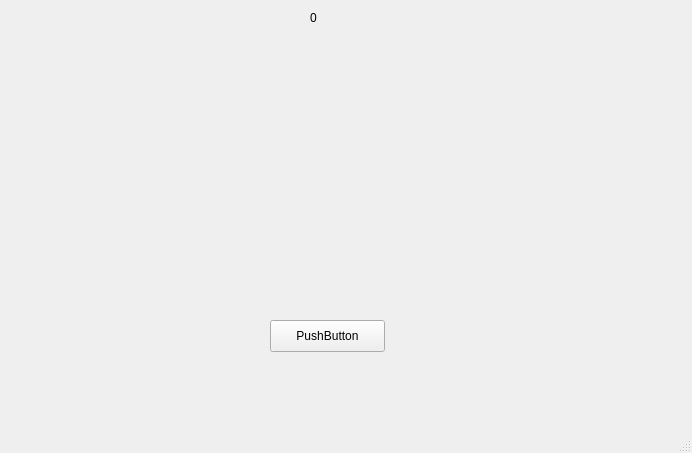
The window that CrapsMainWindow.ui (Nicholas-LeBoeuf/crapsnqt-Nicholas-LeBoeuf) describes before a commit, drawn with Qt 5.
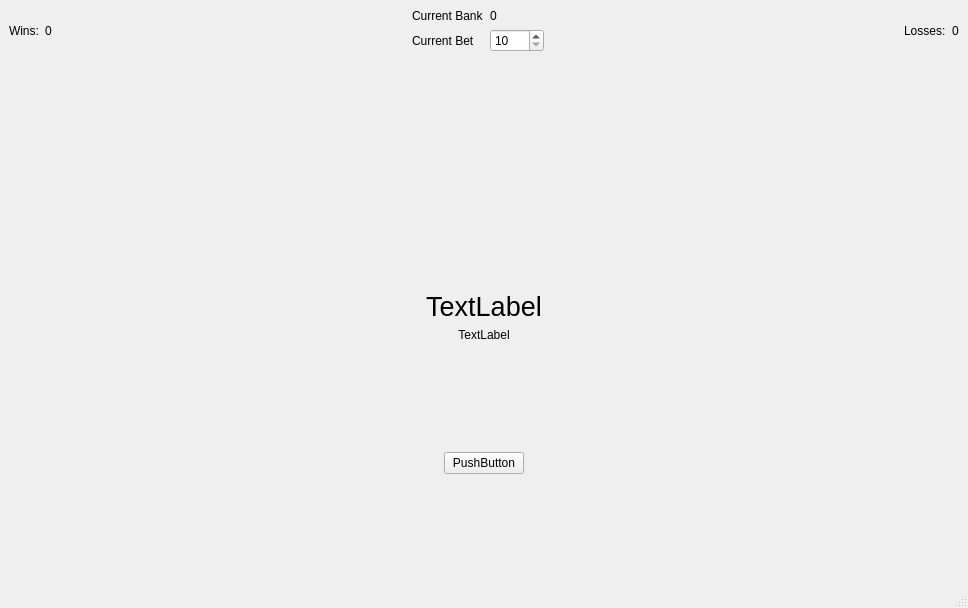
The same window after the commit. Icons and pictures are not drawn.

Commit message: Added the widgets to the GUI. (Code not into GUI yet, just widgets).

What changed in the file:
```diff
--- a/CrapsMainWindow.ui
+++ b/CrapsMainWindow.ui
@@ -6,72 +6,331 @@
    <rect>
     <x>0</x>
     <y>0</y>
-    <width>692</width>
-    <height>453</height>
+    <width>968</width>
+    <height>608</height>
    </rect>
   </property>
   <property name="windowTitle">
    <string>MainWindow</string>
   </property>
   <widget class="QWidget" name="centralwidget">
-   <widget class="QPushButton" name="rollButton">
-    <property name="geometry">
-     <rect>
-      <x>270</x>
-      <y>320</y>
-      <width>115</width>
-      <height>32</height>
-     </rect>
-    </property>
-    <property name="text">
-     <string>PushButton</string>
-    </property>
-   </widget>
-   <widget class="QLabel" name="die1UI">
-    <property name="geometry">
-     <rect>
-      <x>110</x>
-      <y>40</y>
-      <width>181</width>
-      <height>171</height>
-     </rect>
-    </property>
-    <property name="text">
-     <string/>
-    </property>
-    <property name="pixmap">
-     <pixmap resource="crapsResources.qrc">:/dieImages/6</pixmap>
-    </property>
-   </widget>
-   <widget class="QLabel" name="die2UI">
-    <property name="geometry">
-     <rect>
-      <x>380</x>
-      <y>40</y>
-      <width>181</width>
-      <height>181</height>
-     </rect>
-    </property>
-    <property name="text">
-     <string/>
-    </property>
-    <property name="pixmap">
-     <pixmap resource="crapsResources.qrc">:/dieImages/5</pixmap>
-    </property>
-   </widget>
-   <widget class="QLabel" name="currentBankValueUI">
-    <property name="geometry">
-     <rect>
-      <x>310</x>
-      <y>10</y>
-      <width>58</width>
-      <height>16</height>
-     </rect>
-    </property>
-    <property name="text">
-     <string>0</string>
-    </property>
-   </widget>
+   <layout class="QGridLayout" name="gridLayout_2">
+    <item row="0" column="0">
+     <layout class="QVBoxLayout" name="verticalLayout">
+      <item>
+       <layout class="QHBoxLayout" name="horizontalLayout_3">
+        <item>
+         <layout class="QHBoxLayout" name="horizontalLayout">
+          <item>
+           <widget class="QLabel" name="label">
+            <property name="text">
+             <string>Wins:</string>
+            </property>
+           </widget>
+          </item>
+          <item>
+           <widget class="QLabel" name="winsCountUI">
+            <property name="text">
+             <string>0</string>
+            </property>
+           </widget>
+          </item>
+         </layout>
+        </item>
+        <item>
+         <spacer name="horizontalSpacer">
+          <property name="orientation">
+           <enum>Qt::Horizontal</enum>
+          </property>
+          <property name="sizeHint" stdset="0">
+           <size>
+            <width>40</width>
+            <height>20</height>
+           </size>
+          </property>
+         </spacer>
+        </item>
+        <item>
+         <layout class="QGridLayout" name="gridLayout">
+          <item row="0" column="0">
+           <widget class="QLabel" name="label_3">
+            <property name="text">
+             <string>Current Bank</string>
+            </property>
+           </widget>
+          </item>
+          <item row="0" column="1">
+           <widget class="QLabel" name="currentBankValueUI">
+            <property name="text">
+             <string>0</string>
+            </property>
+           </widget>
+          </item>
+          <item row="1" column="0">
+           <widget class="QLabel" name="label_4">
+            <property name="text">
+             <string>Current Bet</string>
+            </property>
+           </widget>
+          </item>
+          <item row="1" column="1">
+           <widget class="QSpinBox" name="currentBetUI">
+            <property name="minimum">
+             <number>10</number>
+            </property>
+            <property name="maximum">
+             <number>1000</number>
+            </property>
+            <property name="singleStep">
+             <number>20</number>
+            </property>
+           </widget>
+          </item>
+         </layout>
+        </item>
+        <item>
+         <spacer name="horizontalSpacer_2">
+          <property name="orientation">
+           <enum>Qt::Horizontal</enum>
+          </property>
+          <property name="sizeHint" stdset="0">
+           <size>
+            <width>40</width>
+            <height>20</height>
+           </size>
+          </property>
+         </spacer>
+        </item>
+        <item>
+         <layout class="QHBoxLayout" name="horizontalLayout_2">
+          <item>
+           <widget class="QLabel" name="label_5">
+            <property name="text">
+             <string>Losses:</string>
+            </property>
+           </widget>
+          </item>
+          <item>
+           <widget class="QLabel" name="lossesCountUI">
+            <property name="text">
+             <string>0</string>
+            </property>
+           </widget>
+          </item>
+         </layout>
+        </item>
+       </layout>
+      </item>
+      <item>
+       <spacer name="verticalSpacer_4">
+        <property name="orientation">
+         <enum>Qt::Vertical</enum>
+        </property>
+        <property name="sizeHint" stdset="0">
+         <size>
+          <width>20</width>
+          <height>40</height>
+         </size>
+        </property>
+       </spacer>
+      </item>
+      <item>
+       <layout class="QHBoxLayout" name="horizontalLayout_4">
+        <item>
+         <spacer name="horizontalSpacer_4">
+          <property name="orientation">
+           <enum>Qt::Horizontal</enum>
+          </property>
+          <property name="sizeHint" stdset="0">
+           <size>
+            <width>40</width>
+            <height>20</height>
+           </size>
+          </property>
+         </spacer>
+        </item>
+        <item>
+         <widget class="QLabel" name="die1UI">
+          <property name="text">
+           <string/>
+          </property>
+          <property name="pixmap">
+           <pixmap resource="crapsResources.qrc">:/dieImages/6</pixmap>
+          </property>
+         </widget>
+        </item>
+        <item>
+         <spacer name="horizontalSpacer_3">
+          <property name="orientation">
+           <enum>Qt::Horizontal</enum>
+          </property>
+          <property name="sizeHint" stdset="0">
+           <size>
+            <width>40</width>
+            <height>20</height>
+           </size>
+          </property>
+         </spacer>
+        </item>
+        <item>
+         <widget class="QLabel" name="die2UI">
+          <property name="text">
+           <string/>
+          </property>
+          <property name="pixmap">
+           <pixmap resource="crapsResources.qrc">:/dieImages/5</pixmap>
+          </property>
+         </widget>
+        </item>
+        <item>
+         <spacer name="horizontalSpacer_5">
+          <property name="orientation">
+           <enum>Qt::Horizontal</enum>
+          </property>
+          <property name="sizeHint" stdset="0">
+           <size>
+            <width>40</width>
+            <height>20</height>
+           </size>
+          </property>
+         </spacer>
+        </item>
+       </layout>
+      </item>
+      <item>
+       <spacer name="verticalSpacer">
+        <property name="orientation">
+         <enum>Qt::Vertical</enum>
+        </property>
+        <property name="sizeHint" stdset="0">
+         <size>
+          <width>20</width>
+          <height>40</height>
+         </size>
+        </property>
+       </spacer>
+      </item>
+      <item>
+       <layout class="QHBoxLayout" name="horizontalLayout_5">
+        <item>
+         <spacer name="horizontalSpacer_6">
+          <property name="orientation">
+           <enum>Qt::Horizontal</enum>
+          </property>
+          <property name="sizeHint" stdset="0">
+           <size>
+            <width>40</width>
+            <height>20</height>
+           </size>
+          </property>
+         </spacer>
+        </item>
+        <item>
+         <widget class="QLabel" name="rollingForUI">
+          <property name="font">
+           <font>
+            <pointsize>20</pointsize>
+           </font>
+          </property>
+          <property name="text">
+           <string>TextLabel</string>
+          </property>
+          <property name="alignment">
+           <set>Qt::AlignCenter</set>
+          </property>
+         </widget>
+        </item>
+        <item>
+         <spacer name="horizontalSpacer_7">
+          <property name="orientation">
+           <enum>Qt::Horizontal</enum>
+          </property>
+          <property name="sizeHint" stdset="0">
+           <size>
+            <width>40</width>
+            <height>20</height>
+           </size>
+          </property>
+         </spacer>
+        </item>
+       </layout>
+      </item>
+      <item>
+       <widget class="QLabel" name="ststusUI">
+        <property name="text">
+         <string>TextLabel</string>
+        </property>
+        <property name="alignment">
+         <set>Qt::AlignCenter</set>
+        </property>
+       </widget>
+      </item>
+      <item>
+       <spacer name="verticalSpacer_3">
+        <property name="orientation">
+         <enum>Qt::Vertical</enum>
+        </property>
+        <property name="sizeHint" stdset="0">
+         <size>
+          <width>20</width>
+          <height>40</height>
+         </size>
+        </property>
+       </spacer>
+      </item>
+      <item>
+       <layout class="QHBoxLayout" name="horizontalLayout_6">
+        <item>
+         <spacer name="horizontalSpacer_8">
+          <property name="orientation">
+           <enum>Qt::Horizontal</enum>
+          </property>
+          <property name="sizeHint" stdset="0">
+           <size>
+            <width>40</width>
+            <height>20</height>
+           </size>
+          </property>
+         </spacer>
+        </item>
+        <item>
+         <widget class="QPushButton" name="rollButton">
+          <property name="text">
+           <string>PushButton</string>
+          </property>
+         </widget>
+        </item>
+        <item>
+         <spacer name="horizontalSpacer_9">
+          <property name="orientation">
+           <enum>Qt::Horizontal</enum>
+          </property>
+          <property name="sizeHint" stdset="0">
+           <size>
+            <width>40</width>
+            <height>20</height>
+           </size>
+          </property>
+         </spacer>
+        </item>
+       </layout>
+      </item>
+      <item>
+       <spacer name="verticalSpacer_2">
+        <property name="orientation">
+         <enum>Qt::Vertical</enum>
+        </property>
+        <property name="sizeHint" stdset="0">
+         <size>
+          <width>20</width>
+          <height>40</height>
+         </size>
+        </property>
+       </spacer>
+      </item>
+     </layout>
+    </item>
+   </layout>
   </widget>
   <widget class="QMenuBar" name="menubar">
    <property name="geometry">
```
Left out of the diff: 4 changed lines with no effect on the pictures. The commit also changes 1 other file.
